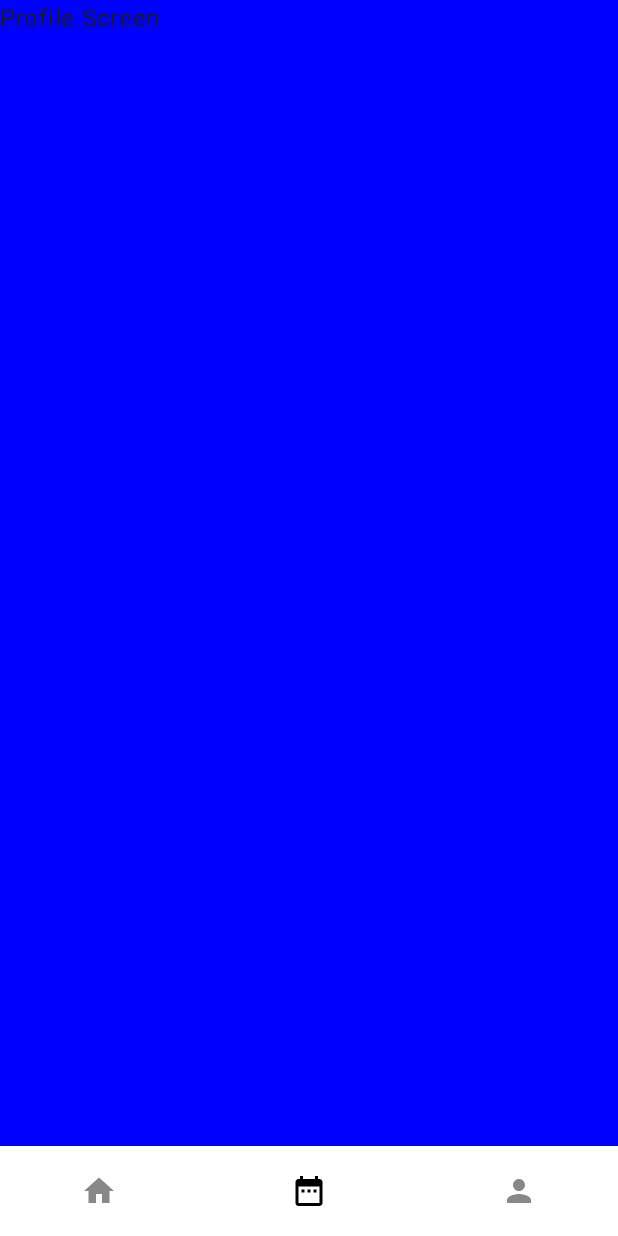
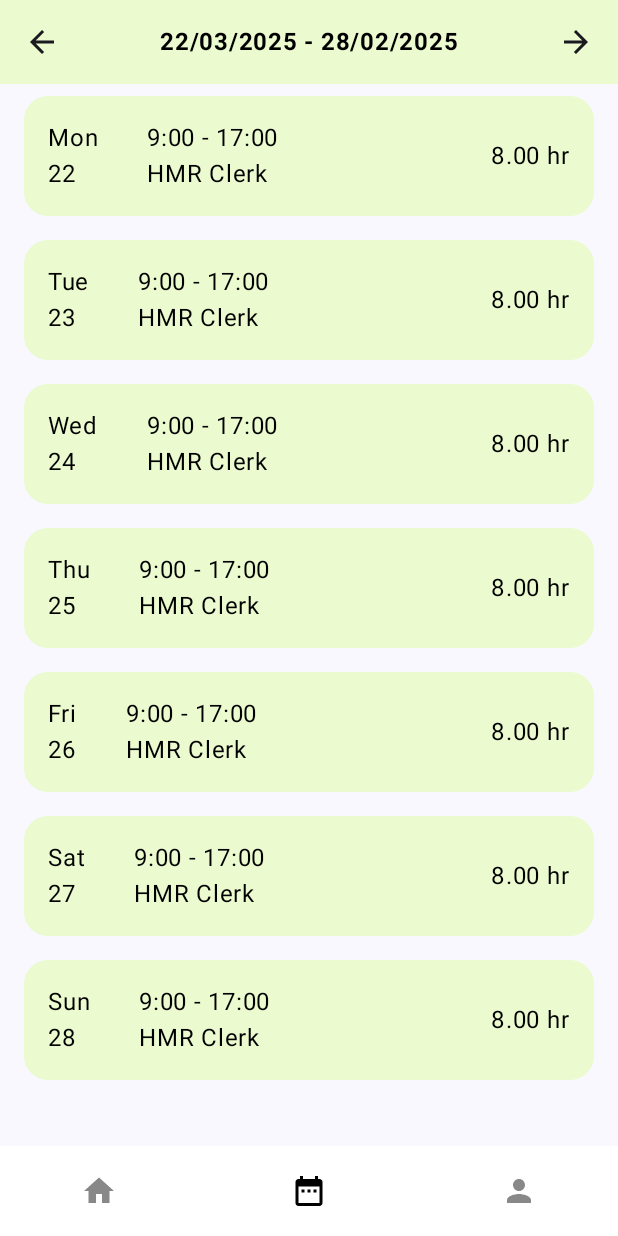
Before and after one commit to alexjosf/mywork, an Android app built with Jetpack Compose: the screen it shows after launch (MainActivity), item 2 of the bottom bar chosen, on a phone screen of 412 x 824 dp. Run offline under Robolectric (Android 15) with nearby library versions, the phone set to English and light mode, and no system bars.

Commit message:
Home screen Completed design

```diff
--- a/app/src/main/java/com/example/mywork/MainActivity.kt
+++ b/app/src/main/java/com/example/mywork/MainActivity.kt
@@ -16,9 +16,13 @@ import androidx.compose.foundation.layout.height
 import androidx.compose.foundation.layout.navigationBarsPadding
 import androidx.compose.foundation.layout.padding
 import androidx.compose.foundation.layout.size
+import androidx.compose.foundation.layout.wrapContentSize
+import androidx.compose.foundation.lazy.LazyColumn
 import androidx.compose.foundation.shape.CircleShape
 import androidx.compose.foundation.shape.RoundedCornerShape
 import androidx.compose.material.icons.Icons
+import androidx.compose.material.icons.automirrored.filled.ArrowBack
+import androidx.compose.material.icons.automirrored.filled.ArrowForward
 import androidx.compose.material.icons.filled.Add
 import androidx.compose.material.icons.filled.AddCircle
 import androidx.compose.material.icons.filled.DateRange
@@ -45,7 +49,6 @@ import androidx.compose.ui.Modifier
 import androidx.compose.ui.draw.clip
 import androidx.compose.ui.graphics.Color
 import androidx.compose.ui.graphics.RectangleShape
-import androidx.compose.ui.graphics.vector.ImageVector
 import androidx.compose.ui.res.painterResource
 import androidx.compose.ui.text.font.FontWeight
 import androidx.compose.ui.tooling.preview.Preview
@@ -65,31 +68,23 @@ class MainActivity : ComponentActivity() {
     }
 }
 
-data class BottomNavItem(val title: String, val icon: ImageVector)
-
 @Composable
 fun Greeting() {
     var selectedItem by remember { mutableIntStateOf(0) }
-    val items = listOf(
-        BottomNavItem("Home", Icons.Default.Home),
-        BottomNavItem("Profile", Icons.Default.DateRange),
-        BottomNavItem("Settings", Icons.Default.Person)
-    )
+    val items = listOf(Icons.Default.Home, Icons.Default.DateRange, Icons.Default.Person)
     Scaffold(
         modifier = Modifier
             .fillMaxSize()
             .padding()
-            .navigationBarsPadding(),
-        bottomBar = {
+            .navigationBarsPadding(), bottomBar = {
             NavigationBar(
                 modifier = Modifier
                     .fillMaxWidth()
-                    .height(60.dp),
-                containerColor = Color.White
+                    .height(60.dp), containerColor = Color.White
             ) {
                 items.forEachIndexed { index, item ->
                     NavigationBarItem(
-                        icon = { Icon(imageVector = item.icon, contentDescription = item.title) },
+                        icon = { Icon(imageVector = item, contentDescription = null) },
                         enabled = true,
                         selected = selectedItem == index,
                         onClick = { selectedItem = index },
@@ -103,8 +98,7 @@ fun Greeting() {
                     )
                 }
             }
-        }
-    ) { paddingValues ->
+        }) { paddingValues ->
         when (selectedItem) {
             0 -> HomeScreen(Modifier.padding(paddingValues))
             1 -> ScheduleScreen(Modifier.padding(paddingValues))
@@ -115,42 +109,224 @@ fun Greeting() {
 
 @Composable
 fun HomeScreen(modifier: Modifier) {
+    Column(
+        modifier = modifier
+            .fillMaxSize(),
+        horizontalAlignment = Alignment.CenterHorizontally,
+    ) {
+        Row(
+            modifier = Modifier
+                .background(Color(0xFFecfacf))
+                .fillMaxWidth()
+                .padding(16.dp),
+            horizontalArrangement = Arrangement.SpaceBetween,
+            verticalAlignment = Alignment.CenterVertically
+        ) {
+            Icon(
+                Icons.AutoMirrored.Filled.ArrowBack, contentDescription = "Previous Week"
+            )
             Text(
-        "Home Screen",
-        modifier = modifier
-            .fillMaxSize()
-            .background(Color.Red),
+                "22/03/2025 - 28/02/2025",
+                fontSize = 16.sp,
+                fontWeight = FontWeight.Bold,
+                color = Color.Black,
             )
+            Icon(
+                Icons.AutoMirrored.Filled.ArrowForward, contentDescription = "Next Week"
+            )
+        }
+        LazyColumn(
+            horizontalAlignment = Alignment.CenterHorizontally,
+        ) {
+            item { DayCard("Mon", "22") }
+            item { DayCard("Tue", "23") }
+            item { DayCard("Wed", "24") }
+            item { DayCard("Thu", "25") }
+            item { DayCard("Fri", "26") }
+            item { DayCard("Sat", "27") }
+            item { DayCard("Sun", "28") }
+        }
+    }
+}
+
+@Composable
+fun DayCard(day: String, date: String) {
+    Row(
+        modifier = Modifier
+            .fillMaxWidth()
+            .padding(horizontal = 16.dp, vertical = 8.dp)
+            .background(
+                Color(0xFFecfacf),
+                RoundedCornerShape(16.dp)
+            ),
+        verticalAlignment = Alignment.CenterVertically,
+    ) {
+        Column(
+            modifier = Modifier
+                .padding(16.dp)
+                .wrapContentSize()
+        ) {
+            Text(
+                day,
+                modifier = Modifier,
+                color = Color.Black,
+                fontSize = 16.sp,
+            )
+            Text(
+                date,
+                modifier = Modifier,
+                color = Color.Black,
+                fontSize = 16.sp,
+            )
+        }
+        Row(
+            modifier = Modifier
+                .padding(16.dp)
+                .fillMaxWidth(),
+            horizontalArrangement = Arrangement.SpaceBetween,
+            verticalAlignment = Alignment.CenterVertically
+        ) {
+            Column {
+                Text(
+                    "9:00 - 17:00",
+                    modifier = Modifier,
+                    color = Color.Black,
+                    fontSize = 16.sp,
+                )
+                Text(
+                    "HMR Clerk",
+                    modifier = Modifier,
+                    color = Color.Black,
+                    fontSize = 16.sp,
+                )
+            }
+            Text(
+                "8.00 hr",
+                modifier = Modifier,
+                color = Color.Black,
+                fontSize = 16.sp,
+            )
+        }
+    }
 }
 
 @Composable
 fun ScheduleScreen(modifier: Modifier) {
+    Column(
+        modifier = modifier
+            .fillMaxSize(),
+        horizontalAlignment = Alignment.CenterHorizontally,
+    ) {
+        Row(
+            modifier = Modifier
+                .background(Color(0xFFecfacf))
+                .fillMaxWidth()
+                .padding(16.dp),
+            horizontalArrangement = Arrangement.SpaceBetween,
+            verticalAlignment = Alignment.CenterVertically
+        ) {
+            Icon(
+                Icons.AutoMirrored.Filled.ArrowBack, contentDescription = "Previous Week"
+            )
             Text(
-        "Profile Screen",
-        modifier = modifier
-            .fillMaxSize()
-            .background(Color.Blue),
+                "22/03/2025 - 28/02/2025",
+                fontSize = 16.sp,
+                fontWeight = FontWeight.Bold,
+                color = Color.Black,
             )
+            Icon(
+                Icons.AutoMirrored.Filled.ArrowForward, contentDescription = "Next Week"
+            )
+        }
+        LazyColumn(
+            horizontalAlignment = Alignment.CenterHorizontally,
+        ) {
+            item { AllScheduleDayCard("Mon", "22") }
+            item { AllScheduleDayCard("Tue", "23") }
+            item { AllScheduleDayCard("Wed", "24") }
+            item { AllScheduleDayCard("Thu", "25") }
+            item { AllScheduleDayCard("Fri", "26") }
+            item { AllScheduleDayCard("Sat", "27") }
+            item { AllScheduleDayCard("Sun", "28") }
+        }
+    }
+}
 
+@Composable
+fun AllScheduleDayCard(day: String, date: String) {
+    Row(
+        modifier = Modifier
+            .fillMaxWidth()
+            .padding(horizontal = 16.dp, vertical = 8.dp)
+            .background(
+                Color(0xFFecfacf),
+                RoundedCornerShape(16.dp)
+            ),
+        verticalAlignment = Alignment.CenterVertically,
+    ) {
+        Column(
+            modifier = Modifier
+                .padding(16.dp)
+                .wrapContentSize()
+        ) {
+            Text(
+                day,
+                modifier = Modifier,
+                color = Color.Black,
+                fontSize = 16.sp,
+            )
+            Text(
+                date,
+                modifier = Modifier,
+                color = Color.Black,
+                fontSize = 16.sp,
+            )
+        }
+        Row(
+            modifier = Modifier
+                .padding(16.dp)
+                .fillMaxWidth(),
+            horizontalArrangement = Arrangement.SpaceBetween,
+            verticalAlignment = Alignment.CenterVertically
+        ) {
+            Column {
+                Text(
+                    "9:00 - 17:00",
+                    modifier = Modifier,
+                    color = Color.Black,
+                    fontSize = 16.sp,
+                )
+                Text(
+                    "HMR Clerk",
+                    modifier = Modifier,
+                    color = Color.Black,
+                    fontSize = 16.sp,
+                )
+            }
+            Text(
+                "8.00 hr",
+                modifier = Modifier,
+                color = Color.Black,
+                fontSize = 16.sp,
+            )
+        }
+    }
 }
 
 @Composable
 fun AccountScreen(modifier: Modifier) {
     Column(
         modifier = modifier
-            .fillMaxSize(),
-        horizontalAlignment = Alignment.CenterHorizontally,
-        verticalArrangement = Arrangement.SpaceBetween
+            .fillMaxSize()
     ) {
-        Column(horizontalAlignment = Alignment.CenterHorizontally) {
-            Row (
+        Row(
             modifier = Modifier
                 .padding(16.dp)
                 .fillMaxWidth()
                 .border(1.dp, Color.Black, RoundedCornerShape(16.dp)),
             verticalAlignment = Alignment.CenterVertically,
             horizontalArrangement = Arrangement.Center
-            ){
+        ) {
             Row(
                 verticalAlignment = Alignment.CenterVertically
             ) {
@@ -166,10 +342,40 @@ fun AccountScreen(modifier: Modifier) {
             }
             OrganizationSelectorMenu()
         }
+        LazyColumn(
+            modifier = Modifier
+                .weight(1f),
+            horizontalAlignment = Alignment.CenterHorizontally
+        ) {
+            item {
+                DataDetails()
+            }
+        }
+        Button(
+            shape = RectangleShape,
+            colors = androidx.compose.material3.ButtonDefaults.buttonColors(
+                containerColor = Color.Black, contentColor = Color.White
+            ),
+            modifier = Modifier
+                .fillMaxWidth()
+                .padding(horizontal = 16.dp)
+                .height(50.dp)
+                .clip(RoundedCornerShape(8.dp)),
+            onClick = { /* Handle click */ }) {
+            Text(
+                "LOG OUT",
+                fontSize = 16.sp,
+                fontWeight = FontWeight.Bold,
+            )
+        }
+    }
+}
+
+@Composable
+fun DataDetails() {
     Text(
         "PROFILE",
-                    modifier = Modifier
-                        .padding(8.dp),
+        modifier = Modifier.padding(8.dp),
         color = Color.Black,
         fontSize = 20.sp,
         fontWeight = FontWeight.Bold,
@@ -190,8 +396,7 @@ fun AccountScreen(modifier: Modifier) {
             .fillMaxWidth()
             .padding(16.dp),
         horizontalAlignment = Alignment.Start
-            )
-            {
+    ) {
         Label("Name:")
         LabelValue("Alex Joseph")
         Label("Role:")
@@ -203,48 +408,42 @@ fun AccountScreen(modifier: Modifier) {
         Label("Address:")
         LabelValue("Unit 54, 60 Street, London, UK")
     }
-        }
-        Button(
-            shape = RectangleShape,
-            colors = androidx.compose.material3.ButtonDefaults.buttonColors(
-                containerColor = Color.Black,
-                contentColor = Color.White
-            ),
+    Row(
         modifier = Modifier
+            .padding(16.dp)
+            .clip(RoundedCornerShape(16.dp))
+            .background(Color(0xFFecfacf))
             .fillMaxWidth()
-                .padding(16.dp)
-                .height(50.dp)
-                .clip(RoundedCornerShape(8.dp)),
-            onClick = { /* Handle click */ }
+            .padding(16.dp),
+        horizontalArrangement = Arrangement.SpaceBetween,
+        verticalAlignment = Alignment.CenterVertically
     ) {
         Text(
-                "LOG OUT",
+            "Availability",
             fontSize = 16.sp,
             fontWeight = FontWeight.Bold,
+            color = Color.Black,
         )
-        }
+        Icon(
+            Icons.AutoMirrored.Filled.ArrowForward, contentDescription = "ADD"
+        )
     }
 }
 
 @Composable
-fun OrganizationSelectorMenu(){
+fun OrganizationSelectorMenu() {
     var menuVisible by remember { mutableStateOf(false) }
     IconButton(
-        onClick = { menuVisible = !menuVisible }
-    ) {
+        onClick = { menuVisible = !menuVisible }) {
         Icon(
-            Icons.Default.AddCircle,
-            contentDescription = "ADD"
+            Icons.Default.AddCircle, contentDescription = "ADD"
         )
         DropdownMenu(
-            expanded = menuVisible,
-            onDismissRequest = { menuVisible = false }
+            expanded = menuVisible, onDismissRequest = { menuVisible = false }) {
+            DropdownMenuItem(text = {
+                Row(
+                    verticalAlignment = Alignment.CenterVertically
                 ) {
-            DropdownMenuItem(
-                text = {
-                    Row (
-                        verticalAlignment = Alignment.CenterVertically
-                    ){
                     Image(
                         modifier = Modifier
                             .padding(end = 8.dp)
@@ -256,16 +455,14 @@ fun OrganizationSelectorMenu(){
                     Text(
                         "Clink Clubhouse",
                         modifier = Modifier,
-                            color = Color.Black,)
+                        color = Color.Black,
+                    )
                 }
-                },
-                onClick = { /* Do something... */ }
-            )
-            DropdownMenuItem(
-                text = {
-                    Row (
+            }, onClick = { /* Do something... */ })
+            DropdownMenuItem(text = {
+                Row(
                     verticalAlignment = Alignment.CenterVertically
-                    ){
+                ) {
                     Image(
                         modifier = Modifier
                             .padding(end = 8.dp)
@@ -277,38 +474,34 @@ fun OrganizationSelectorMenu(){
                     Text(
                         "Astro bar",
                         modifier = Modifier,
-                            color = Color.Black,)
+                        color = Color.Black,
+                    )
                 }
 
-                },
-                onClick = { /* Do something... */ }
-            )
-            DropdownMenuItem(
-                text = { Row (
+            }, onClick = { /* Do something... */ })
+            DropdownMenuItem(text = {
+                Row(
                     verticalAlignment = Alignment.CenterVertically,
                     horizontalArrangement = Arrangement.SpaceBetween
-                ){
+                ) {
                     Text(
-                        "Add another account",
-                        modifier = Modifier.padding(end = 8.dp))
+                        "Add another account", modifier = Modifier.padding(end = 8.dp)
+                    )
                     Icon(
-                        Icons.Default.Add,
-                        contentDescription = "ADD"
+                        Icons.Default.Add, contentDescription = "ADD"
                     )
                 }
-                },
-                onClick = { /* Do something... */ }
-            )
+            }, onClick = { /* Do something... */ })
         }
     }
 
 }
+
 @Composable
 fun Label(name: String) {
     Text(
         name,
-        modifier = Modifier
-            .padding(top = 8.dp),
+        modifier = Modifier.padding(top = 8.dp),
         fontSize = 16.sp,
         fontWeight = FontWeight.Bold,
         color = Color.Black,
@@ -319,8 +512,7 @@ fun Label(name: String) {
 fun LabelValue(name: String) {
     Text(
         name,
-        modifier = Modifier
-            .padding(start = 16.dp),
+        modifier = Modifier.padding(start = 16.dp),
         fontSize = 16.sp,
         color = Color.Black,
     )
@@ -332,10 +524,9 @@ fun GreetingPreview() {
     MyworkTheme {
         Scaffold(modifier = Modifier.fillMaxSize()) { innerPadding ->
             Column(
-                modifier = Modifier
-                    .padding(innerPadding)
+                modifier = Modifier.padding(innerPadding)
             ) {
-                AccountScreen(Modifier.padding(innerPadding))
+                HomeScreen(Modifier.padding(innerPadding))
             }
         }
     }
```
Lines whose indentation alone changed are shown as unchanged.
